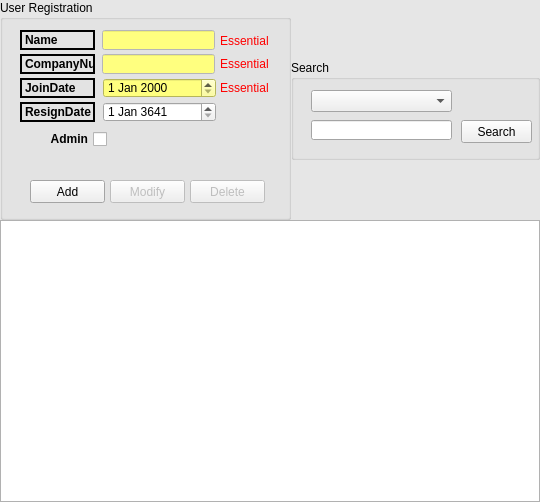
Qt form userregistration_form.ui (LeeChiWon/ProjectManagement) before a commit.
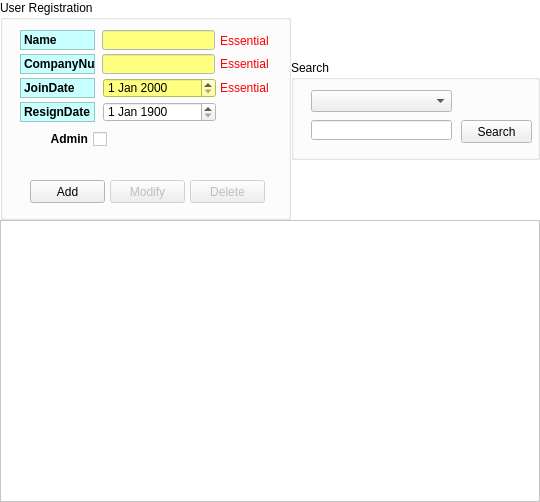
The same form after that commit. Icons and pictures are not drawn.

The edit to the form file:
```diff
--- a/userregistration_form.ui
+++ b/userregistration_form.ui
@@ -25,9 +25,9 @@
      <colorrole role="Window">
       <brush brushstyle="SolidPattern">
        <color alpha="255">
-        <red>230</red>
-        <green>230</green>
-        <blue>230</blue>
+        <red>255</red>
+        <green>255</green>
+        <blue>255</blue>
        </color>
       </brush>
      </colorrole>
@@ -45,9 +45,9 @@
      <colorrole role="Window">
       <brush brushstyle="SolidPattern">
        <color alpha="255">
-        <red>230</red>
-        <green>230</green>
-        <blue>230</blue>
+        <red>255</red>
+        <green>255</green>
+        <blue>255</blue>
        </color>
       </brush>
      </colorrole>
@@ -56,18 +56,18 @@
      <colorrole role="Base">
       <brush brushstyle="SolidPattern">
        <color alpha="255">
-        <red>230</red>
-        <green>230</green>
-        <blue>230</blue>
+        <red>255</red>
+        <green>255</green>
+        <blue>255</blue>
        </color>
       </brush>
      </colorrole>
      <colorrole role="Window">
       <brush brushstyle="SolidPattern">
        <color alpha="255">
-        <red>230</red>
-        <green>230</green>
-        <blue>230</blue>
+        <red>255</red>
+        <green>255</green>
+        <blue>255</blue>
        </color>
       </brush>
      </colorrole>
@@ -201,14 +201,81 @@
         <height>20</height>
        </rect>
       </property>
+      <property name="palette">
+       <palette>
+        <active>
+         <colorrole role="Base">
+          <brush brushstyle="SolidPattern">
+           <color alpha="255">
+            <red>255</red>
+            <green>255</green>
+            <blue>255</blue>
+           </color>
+          </brush>
+         </colorrole>
+         <colorrole role="Window">
+          <brush brushstyle="SolidPattern">
+           <color alpha="255">
+            <red>200</red>
+            <green>255</green>
+            <blue>255</blue>
+           </color>
+          </brush>
+         </colorrole>
+        </active>
+        <inactive>
+         <colorrole role="Base">
+          <brush brushstyle="SolidPattern">
+           <color alpha="255">
+            <red>255</red>
+            <green>255</green>
+            <blue>255</blue>
+           </color>
+          </brush>
+         </colorrole>
+         <colorrole role="Window">
+          <brush brushstyle="SolidPattern">
+           <color alpha="255">
+            <red>200</red>
+            <green>255</green>
+            <blue>255</blue>
+           </color>
+          </brush>
+         </colorrole>
+        </inactive>
+        <disabled>
+         <colorrole role="Base">
+          <brush brushstyle="SolidPattern">
+           <color alpha="255">
+            <red>200</red>
+            <green>255</green>
+            <blue>255</blue>
+           </color>
+          </brush>
+         </colorrole>
+         <colorrole role="Window">
+          <brush brushstyle="SolidPattern">
+           <color alpha="255">
+            <red>200</red>
+            <green>255</green>
+            <blue>255</blue>
+           </color>
+          </brush>
+         </colorrole>
+        </disabled>
+       </palette>
+      </property>
       <property name="font">
        <font>
         <weight>75</weight>
         <bold>true</bold>
        </font>
       </property>
+      <property name="autoFillBackground">
+       <bool>true</bool>
+      </property>
       <property name="frameShape">
-       <enum>QFrame::WinPanel</enum>
+       <enum>QFrame::StyledPanel</enum>
       </property>
       <property name="text">
        <string>Name</string>
@@ -330,6 +397,24 @@
            </color>
           </brush>
          </colorrole>
+         <colorrole role="Base">
+          <brush brushstyle="SolidPattern">
+           <color alpha="255">
+            <red>255</red>
+            <green>255</green>
+            <blue>255</blue>
+           </color>
+          </brush>
+         </colorrole>
+         <colorrole role="Window">
+          <brush brushstyle="SolidPattern">
+           <color alpha="255">
+            <red>200</red>
+            <green>255</green>
+            <blue>255</blue>
+           </color>
+          </brush>
+         </colorrole>
         </active>
         <inactive>
          <colorrole role="WindowText">
@@ -359,6 +444,24 @@
            </color>
           </brush>
          </colorrole>
+         <colorrole role="Base">
+          <brush brushstyle="SolidPattern">
+           <color alpha="255">
+            <red>255</red>
+            <green>255</green>
+            <blue>255</blue>
+           </color>
+          </brush>
+         </colorrole>
+         <colorrole role="Window">
+          <brush brushstyle="SolidPattern">
+           <color alpha="255">
+            <red>200</red>
+            <green>255</green>
+            <blue>255</blue>
+           </color>
+          </brush>
+         </colorrole>
         </inactive>
         <disabled>
          <colorrole role="WindowText">
@@ -388,6 +491,24 @@
            </color>
           </brush>
          </colorrole>
+         <colorrole role="Base">
+          <brush brushstyle="SolidPattern">
+           <color alpha="255">
+            <red>200</red>
+            <green>255</green>
+            <blue>255</blue>
+           </color>
+          </brush>
+         </colorrole>
+         <colorrole role="Window">
+          <brush brushstyle="SolidPattern">
+           <color alpha="255">
+            <red>200</red>
+            <green>255</green>
+            <blue>255</blue>
+           </color>
+          </brush>
+         </colorrole>
         </disabled>
        </palette>
       </property>
@@ -398,13 +519,13 @@
        </font>
       </property>
       <property name="autoFillBackground">
-       <bool>false</bool>
+       <bool>true</bool>
       </property>
       <property name="styleSheet">
        <string notr="true"/>
       </property>
       <property name="frameShape">
-       <enum>QFrame::WinPanel</enum>
+       <enum>QFrame::StyledPanel</enum>
       </property>
       <property name="text">
        <string>CompanyNum</string>
@@ -496,14 +617,81 @@
         <height>20</height>
        </rect>
       </property>
+      <property name="palette">
+       <palette>
+        <active>
+         <colorrole role="Base">
+          <brush brushstyle="SolidPattern">
+           <color alpha="255">
+            <red>255</red>
+            <green>255</green>
+            <blue>255</blue>
+           </color>
+          </brush>
+         </colorrole>
+         <colorrole role="Window">
+          <brush brushstyle="SolidPattern">
+           <color alpha="255">
+            <red>200</red>
+            <green>255</green>
+            <blue>255</blue>
+           </color>
+          </brush>
+         </colorrole>
+        </active>
+        <inactive>
+         <colorrole role="Base">
+          <brush brushstyle="SolidPattern">
+           <color alpha="255">
+            <red>255</red>
+            <green>255</green>
+            <blue>255</blue>
+           </color>
+          </brush>
+         </colorrole>
+         <colorrole role="Window">
+          <brush brushstyle="SolidPattern">
+           <color alpha="255">
+            <red>200</red>
+            <green>255</green>
+            <blue>255</blue>
+           </color>
+          </brush>
+         </colorrole>
+        </inactive>
+        <disabled>
+         <colorrole role="Base">
+          <brush brushstyle="SolidPattern">
+           <color alpha="255">
+            <red>200</red>
+            <green>255</green>
+            <blue>255</blue>
+           </color>
+          </brush>
+         </colorrole>
+         <colorrole role="Window">
+          <brush brushstyle="SolidPattern">
+           <color alpha="255">
+            <red>200</red>
+            <green>255</green>
+            <blue>255</blue>
+           </color>
+          </brush>
+         </colorrole>
+        </disabled>
+       </palette>
+      </property>
       <property name="font">
        <font>
         <weight>75</weight>
         <bold>true</bold>
        </font>
       </property>
+      <property name="autoFillBackground">
+       <bool>true</bool>
+      </property>
       <property name="frameShape">
-       <enum>QFrame::WinPanel</enum>
+       <enum>QFrame::StyledPanel</enum>
       </property>
       <property name="text">
        <string>JoinDate</string>
@@ -518,14 +706,81 @@
         <height>20</height>
        </rect>
       </property>
+      <property name="palette">
+       <palette>
+        <active>
+         <colorrole role="Base">
+          <brush brushstyle="SolidPattern">
+           <color alpha="255">
+            <red>255</red>
+            <green>255</green>
+            <blue>255</blue>
+           </color>
+          </brush>
+         </colorrole>
+         <colorrole role="Window">
+          <brush brushstyle="SolidPattern">
+           <color alpha="255">
+            <red>200</red>
+            <green>255</green>
+            <blue>255</blue>
+           </color>
+          </brush>
+         </colorrole>
+        </active>
+        <inactive>
+         <colorrole role="Base">
+          <brush brushstyle="SolidPattern">
+           <color alpha="255">
+            <red>255</red>
+            <green>255</green>
+            <blue>255</blue>
+           </color>
+          </brush>
+         </colorrole>
+         <colorrole role="Window">
+          <brush brushstyle="SolidPattern">
+           <color alpha="255">
+            <red>200</red>
+            <green>255</green>
+            <blue>255</blue>
+           </color>
+          </brush>
+         </colorrole>
+        </inactive>
+        <disabled>
+         <colorrole role="Base">
+          <brush brushstyle="SolidPattern">
+           <color alpha="255">
+            <red>200</red>
+            <green>255</green>
+            <blue>255</blue>
+           </color>
+          </brush>
+         </colorrole>
+         <colorrole role="Window">
+          <brush brushstyle="SolidPattern">
+           <color alpha="255">
+            <red>200</red>
+            <green>255</green>
+            <blue>255</blue>
+           </color>
+          </brush>
+         </colorrole>
+        </disabled>
+       </palette>
+      </property>
       <property name="font">
        <font>
         <weight>75</weight>
         <bold>true</bold>
        </font>
       </property>
+      <property name="autoFillBackground">
+       <bool>true</bool>
+      </property>
       <property name="frameShape">
-       <enum>QFrame::WinPanel</enum>
+       <enum>QFrame::StyledPanel</enum>
       </property>
       <property name="text">
        <string>ResignDate</string>
@@ -787,7 +1042,7 @@
       </property>
       <property name="date">
        <date>
-        <year>3641</year>
+        <year>1900</year>
         <month>1</month>
         <day>1</day>
        </date>
```
